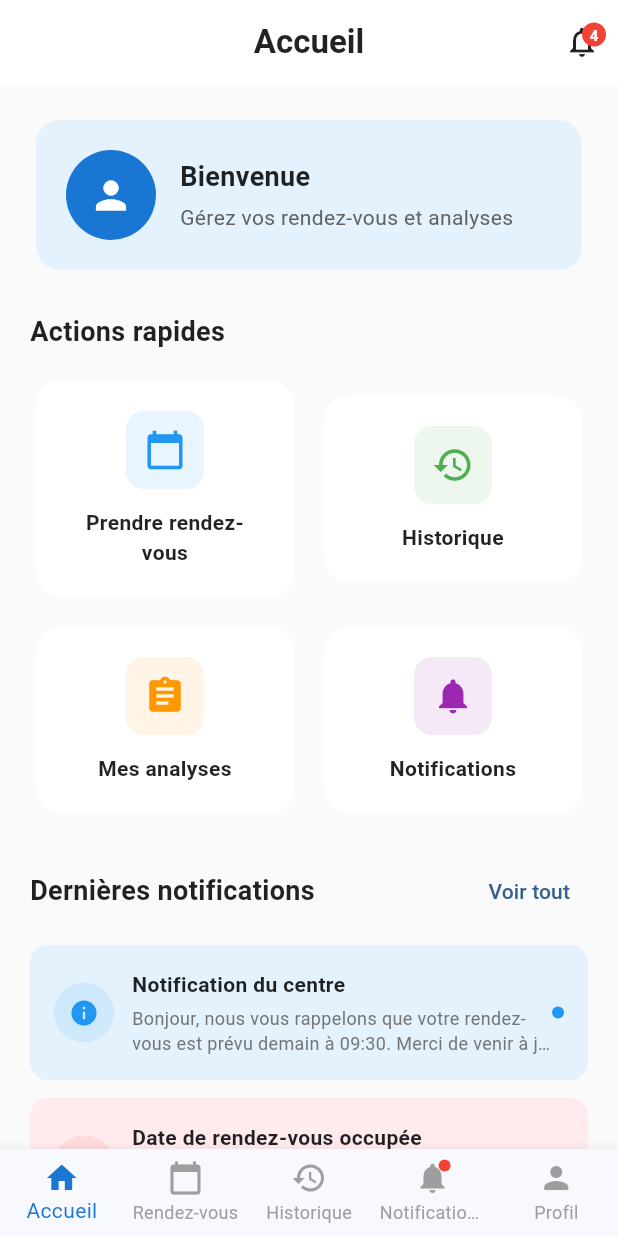
After one commit to Yassminette5/medaichain-mobile, a Flutter app: the PatientHomePage screen opened directly, after a tap on "Historique", on a phone screen of 412 x 824 dp. The commit adds this screen. Run offline on Flutter 3.47's test engine with Material 3 defaults, Android fonts, the phone set to English and light mode, and no system bars.

Commit message:
Ajout page d'accueil patient avec navigation, systÃ¨me de notifications, et gestion rendez-vous en ligne par centre

```diff
--- a/lib/pages/center_profile_patient_page.dart
+++ b/lib/pages/center_profile_patient_page.dart
@@ -119,7 +119,8 @@ class CenterProfilePatientPage extends StatelessWidget {
 
             const SizedBox(height: 24),
 
-            // Bouton Prendre rendez-vous
+            // Bouton Prendre rendez-vous (seulement si activé)
+            if (center.onlineAppointmentEnabled)
               SizedBox(
                 width: double.infinity,
                 child: ElevatedButton.icon(
@@ -147,6 +148,36 @@ class CenterProfilePatientPage extends StatelessWidget {
                       borderRadius: BorderRadius.circular(12),
                     ),
                     elevation: 2,
+                  ),
+                ),
+              )
+            else
+              Card(
+                shape: RoundedRectangleBorder(
+                  borderRadius: BorderRadius.circular(12),
+                ),
+                elevation: 0,
+                color: Colors.grey[100],
+                child: Padding(
+                  padding: const EdgeInsets.all(16.0),
+                  child: Row(
+                    children: [
+                      Icon(
+                        Icons.info_outline,
+                        color: Colors.grey[600],
+                        size: 24,
+                      ),
+                      const SizedBox(width: 12),
+                      Expanded(
+                        child: Text(
+                          'Les rendez-vous en ligne ne sont pas disponibles pour ce centre. Veuillez les contacter directement.',
+                          style: TextStyle(
+                            fontSize: 14,
+                            color: Colors.grey[700],
+                          ),
+                        ),
+                      ),
+                    ],
                   ),
                 ),
               ),
--- a/lib/pages/centers_list_page.dart
+++ b/lib/pages/centers_list_page.dart
@@ -13,6 +13,7 @@ class CentersListPage extends StatelessWidget {
       phone: '01 23 45 67 89',
       email: 'contact@bio-sante.fr',
       location: '15 Rue de la Paix, 75002 Paris',
+      onlineAppointmentEnabled: true,
     ),
     CenterModel(
       name: 'Centre Médical Paris Nord',
@@ -20,6 +21,7 @@ class CentersListPage extends StatelessWidget {
       phone: '01 98 76 54 32',
       email: 'contact@parisnord.fr',
       location: '42 Avenue des Champs, 75008 Paris',
+      onlineAppointmentEnabled: true,
     ),
     CenterModel(
       name: 'Labo Santé Express',
@@ -27,6 +29,7 @@ class CentersListPage extends StatelessWidget {
       phone: '01 11 22 33 44',
       email: 'contact@santeexpress.fr',
       location: '8 Boulevard Voltaire, 75011 Paris',
+      onlineAppointmentEnabled: false,
     ),
   ];
 
--- /dev/null
+++ b/lib/pages/patient_home_page.dart
@@ -0,0 +1,516 @@
+import 'package:flutter/material.dart';
+import 'patient_notifications_page.dart';
+import 'centers_list_page.dart';
+import '../services/notification_service.dart';
+import '../models/notification_model.dart';
+
+class PatientHomePage extends StatefulWidget {
+  const PatientHomePage({super.key});
+
+  @override
+  State<PatientHomePage> createState() => _PatientHomePageState();
+}
+
+class _PatientHomePageState extends State<PatientHomePage> {
+  int _currentIndex = 0;
+  final NotificationService _notificationService = NotificationService();
+
+  @override
+  void initState() {
+    super.initState();
+    // Ajouter des notifications statiques pour démonstration
+    _addStaticNotifications();
+  }
+
+  void _addStaticNotifications() {
+    if (_notificationService.notifications.isEmpty) {
+      _notificationService.addNotification(
+        NotificationModel(
+          id: '1',
+          title: 'Rendez-vous accepté',
+          message: 'Votre demande de rendez-vous (#REQ-8829) pour le 15 Janvier 2024 à 09:30 a été acceptée. Veuillez respecter les informations fournies.',
+          date: DateTime.now().subtract(const Duration(hours: 2)),
+          type: 'accepted',
+          requestNumber: 'REQ-8829',
+        ),
+      );
+      _notificationService.addNotification(
+        NotificationModel(
+          id: '2',
+          title: 'Rendez-vous en attente',
+          message: 'Votre demande de rendez-vous (#REQ-8830) est en attente. Il y a des procédures à suivre concernant votre analyse. Nous vous contacterons bientôt.',
+          date: DateTime.now().subtract(const Duration(hours: 5)),
+          type: 'pending',
+          requestNumber: 'REQ-8830',
+        ),
+      );
+      _notificationService.addNotification(
+        NotificationModel(
+          id: '3',
+          title: 'Date de rendez-vous occupée',
+          message: 'Désolé, la date de votre rendez-vous (#REQ-8831) pour le 17 Janvier 2024 à 10:15 est occupée. Voici d\'autres jours disponibles si vous souhaitez réserver.',
+          date: DateTime.now().subtract(const Duration(days: 1)),
+          type: 'date_unavailable',
+          requestNumber: 'REQ-8831',
+          alternativeDates: ['18 Janvier 2024', '19 Janvier 2024', '20 Janvier 2024'],
+        ),
+      );
+      _notificationService.addNotification(
+        NotificationModel(
+          id: '4',
+          title: 'Notification du centre',
+          message: 'Bonjour, nous vous rappelons que votre rendez-vous est prévu demain à 09:30. Merci de venir à jeun.',
+          date: DateTime.now().subtract(const Duration(hours: 12)),
+          type: 'other',
+          requestNumber: 'REQ-8829',
+        ),
+      );
+    }
+  }
+
+  @override
+  Widget build(BuildContext context) {
+    return Scaffold(
+      backgroundColor: Colors.grey[50],
+      appBar: AppBar(
+        title: const Text(
+          'Accueil',
+          style: TextStyle(
+            fontWeight: FontWeight.bold,
+            color: Colors.black87,
+          ),
+        ),
+        backgroundColor: Colors.white,
+        elevation: 0,
+        iconTheme: const IconThemeData(color: Colors.black87),
+        centerTitle: true,
+        actions: [
+          Stack(
+            children: [
+              IconButton(
+                icon: const Icon(Icons.notifications_outlined),
+                onPressed: () {
+                  Navigator.push(
+                    context,
+                    MaterialPageRoute(
+                      builder: (context) => const PatientNotificationsPage(),
+                    ),
+                  );
+                },
+              ),
+              if (_notificationService.unreadCount > 0)
+                Positioned(
+                  right: 8,
+                  top: 8,
+                  child: Container(
+                    padding: const EdgeInsets.all(4),
+                    decoration: const BoxDecoration(
+                      color: Colors.red,
+                      shape: BoxShape.circle,
+                    ),
+                    constraints: const BoxConstraints(
+                      minWidth: 16,
+                      minHeight: 16,
+                    ),
+                    child: Text(
+                      '${_notificationService.unreadCount > 9 ? '9+' : _notificationService.unreadCount}',
+                      style: const TextStyle(
+                        color: Colors.white,
+                        fontSize: 10,
+                        fontWeight: FontWeight.bold,
+                      ),
+                      textAlign: TextAlign.center,
+                    ),
+                  ),
+                ),
+            ],
+          ),
+        ],
+      ),
+      body: SingleChildScrollView(
+        padding: const EdgeInsets.all(20),
+        child: Column(
+          crossAxisAlignment: CrossAxisAlignment.start,
+          children: [
+            // Section de bienvenue
+            Card(
+              shape: RoundedRectangleBorder(
+                borderRadius: BorderRadius.circular(16),
+              ),
+              elevation: 0,
+              color: Colors.blue[50],
+              child: Padding(
+                padding: const EdgeInsets.all(20),
+                child: Row(
+                  children: [
+                    Container(
+                      width: 60,
+                      height: 60,
+                      decoration: BoxDecoration(
+                        color: Colors.blue[700],
+                        shape: BoxShape.circle,
+                      ),
+                      child: const Icon(
+                        Icons.person,
+                        color: Colors.white,
+                        size: 30,
+                      ),
+                    ),
+                    const SizedBox(width: 16),
+                    Expanded(
+                      child: Column(
+                        crossAxisAlignment: CrossAxisAlignment.start,
+                        children: [
+                          const Text(
+                            'Bienvenue',
+                            style: TextStyle(
+                              fontSize: 18,
+                              fontWeight: FontWeight.bold,
+                              color: Colors.black87,
+                            ),
+                          ),
+                          const SizedBox(height: 4),
+                          Text(
+                            'Gérez vos rendez-vous et analyses',
+                            style: TextStyle(
+                              fontSize: 14,
+                              color: Colors.grey[700],
+                            ),
+                          ),
+                        ],
+                      ),
+                    ),
+                  ],
+                ),
+              ),
+            ),
+            const SizedBox(height: 24),
+
+            // Actions rapides
+            const Text(
+              'Actions rapides',
+              style: TextStyle(
+                fontSize: 18,
+                fontWeight: FontWeight.bold,
+                color: Colors.black87,
+              ),
+            ),
+            const SizedBox(height: 16),
+            Row(
+              children: [
+                Expanded(
+                  child: _buildActionCard(
+                    icon: Icons.calendar_today,
+                    title: 'Prendre rendez-vous',
+                    color: Colors.blue,
+                    onTap: () {
+                      Navigator.push(
+                        context,
+                        MaterialPageRoute(
+                          builder: (context) =>  CentersListPage(),
+                        ),
+                      );
+                    },
+                  ),
+                ),
+                const SizedBox(width: 12),
+                Expanded(
+                  child: _buildActionCard(
+                    icon: Icons.history,
+                    title: 'Historique',
+                    color: Colors.green,
+                    onTap: () {
+                      // Navigation vers l'historique
+                    },
+                  ),
+                ),
+              ],
+            ),
+            const SizedBox(height: 12),
+            Row(
+              children: [
+                Expanded(
+                  child: _buildActionCard(
+                    icon: Icons.assignment,
+                    title: 'Mes analyses',
+                    color: Colors.orange,
+                    onTap: () {
+                      // Navigation vers les analyses
+                    },
+                  ),
+                ),
+                const SizedBox(width: 12),
+                Expanded(
+                  child: _buildActionCard(
+                    icon: Icons.notifications,
+                    title: 'Notifications',
+                    color: Colors.purple,
+                    onTap: () {
+                      Navigator.push(
+                        context,
+                        MaterialPageRoute(
+                          builder: (context) => const PatientNotificationsPage(),
+                        ),
+                      );
+                    },
+                  ),
+                ),
+              ],
+            ),
+            const SizedBox(height: 24),
+
+            // Dernières notifications
+            Row(
+              mainAxisAlignment: MainAxisAlignment.spaceBetween,
+              children: [
+                const Text(
+                  'Dernières notifications',
+                  style: TextStyle(
+                    fontSize: 18,
+                    fontWeight: FontWeight.bold,
+                    color: Colors.black87,
+                  ),
+                ),
+                TextButton(
+                  onPressed: () {
+                    Navigator.push(
+                      context,
+                      MaterialPageRoute(
+                        builder: (context) => const PatientNotificationsPage(),
+                      ),
+                    );
+                  },
+                  child: const Text('Voir tout'),
+                ),
+              ],
+            ),
+            const SizedBox(height: 12),
+            ..._notificationService.notifications.take(3).map((notification) =>
+              _buildNotificationPreview(notification)
+            ),
+          ],
+        ),
+      ),
+      bottomNavigationBar: BottomNavigationBar(
+        type: BottomNavigationBarType.fixed,
+        currentIndex: _currentIndex,
+        selectedItemColor: Colors.blue[700],
+        unselectedItemColor: Colors.grey,
+        onTap: (index) {
+          setState(() {
+            _currentIndex = index;
+            if (index == 1) {
+              // Rendez-vous - Liste des centres
+              Navigator.push(
+                context,
+                MaterialPageRoute(
+                  builder: (context) =>  CentersListPage(),
+                ),
+              );
+            } else if (index == 3) {
+              // Notifications
+              Navigator.push(
+                context,
+                MaterialPageRoute(
+                  builder: (context) =>  PatientNotificationsPage(),
+                ),
+              );
+            }
+          });
+        },
+        items: [
+          const BottomNavigationBarItem(
+            icon: Icon(Icons.home),
+            label: 'Accueil',
+          ),
+          const BottomNavigationBarItem(
+            icon: Icon(Icons.calendar_today),
+            label: 'Rendez-vous',
+          ),
+          const BottomNavigationBarItem(
+            icon: Icon(Icons.history),
+            label: 'Historique',
+          ),
+          BottomNavigationBarItem(
+            icon: Stack(
+              children: [
+                const Icon(Icons.notifications),
+                if (_notificationService.unreadCount > 0)
+                  Positioned(
+                    right: 0,
+                    top: 0,
+                    child: Container(
+                      width: 8,
+                      height: 8,
+                      decoration: const BoxDecoration(
+                        color: Colors.red,
+                        shape: BoxShape.circle,
+                      ),
+                    ),
+                  ),
+              ],
+            ),
+            label: 'Notifications',
+          ),
+          const BottomNavigationBarItem(
+            icon: Icon(Icons.person),
+            label: 'Profil',
+          ),
+        ],
+      ),
+    );
+  }
+
+  Widget _buildActionCard({
+    required IconData icon,
+    required String title,
+    required Color color,
+    required VoidCallback onTap,
+  }) {
+    return Card(
+      shape: RoundedRectangleBorder(
+        borderRadius: BorderRadius.circular(16),
+      ),
+      elevation: 0,
+      color: Colors.white,
+      child: InkWell(
+        onTap: onTap,
+        borderRadius: BorderRadius.circular(16),
+        child: Padding(
+          padding: const EdgeInsets.all(20),
+          child: Column(
+            children: [
+              Container(
+                padding: const EdgeInsets.all(12),
+                decoration: BoxDecoration(
+                  color: color.withOpacity(0.1),
+                  borderRadius: BorderRadius.circular(12),
+                ),
+                child: Icon(
+                  icon,
+                  color: color,
+                  size: 28,
+                ),
+              ),
+              const SizedBox(height: 12),
+              Text(
+                title,
+                style: const TextStyle(
+                  fontSize: 14,
+                  fontWeight: FontWeight.w600,
+                  color: Colors.black87,
+                ),
+                textAlign: TextAlign.center,
+              ),
+            ],
+          ),
+        ),
+      ),
+    );
+  }
+
+  Widget _buildNotificationPreview(NotificationModel notification) {
+    IconData icon;
+    Color iconColor;
+    Color backgroundColor;
+
+    switch (notification.type) {
+      case 'accepted':
+        icon = Icons.check_circle;
+        iconColor = Colors.green;
+        backgroundColor = Colors.green[50]!;
+        break;
+      case 'pending':
+        icon = Icons.schedule;
+        iconColor = Colors.orange;
+        backgroundColor = Colors.orange[50]!;
+        break;
+      case 'date_unavailable':
+        icon = Icons.event_busy;
+        iconColor = Colors.red;
+        backgroundColor = Colors.red[50]!;
+        break;
+      default:
+        icon = Icons.info;
+        iconColor = Colors.blue;
+        backgroundColor = Colors.blue[50]!;
+    }
+
+    return Card(
+      margin: const EdgeInsets.only(bottom: 12),
+      shape: RoundedRectangleBorder(
+        borderRadius: BorderRadius.circular(12),
+      ),
+      elevation: 0,
+      color: notification.isRead ? Colors.white : backgroundColor,
+      child: InkWell(
+        onTap: () {
+          Navigator.push(
+            context,
+            MaterialPageRoute(
+              builder: (context) => const PatientNotificationsPage(),
+            ),
+          );
+        },
+        borderRadius: BorderRadius.circular(12),
+        child: Padding(
+          padding: const EdgeInsets.all(16),
+          child: Row(
+            children: [
+              Container(
+                width: 40,
+                height: 40,
+                decoration: BoxDecoration(
+                  color: iconColor.withOpacity(0.1),
+                  shape: BoxShape.circle,
+                ),
+                child: Icon(
+                  icon,
+                  color: iconColor,
+                  size: 20,
+                ),
+              ),
+              const SizedBox(width: 12),
+              Expanded(
+                child: Column(
+                  crossAxisAlignment: CrossAxisAlignment.start,
+                  children: [
+                    Text(
+                      notification.title,
+                      style: TextStyle(
+                        fontSize: 14,
+                        fontWeight: notification.isRead ? FontWeight.w500 : FontWeight.bold,
+                        color: Colors.black87,
+                      ),
+                      maxLines: 1,
+                      overflow: TextOverflow.ellipsis,
+                    ),
+                    const SizedBox(height: 4),
+                    Text(
+                      notification.message,
+                      style: TextStyle(
+                        fontSize: 12,
+                        color: Colors.grey[600],
+                      ),
+                      maxLines: 2,
+                      overflow: TextOverflow.ellipsis,
+                    ),
+                  ],
+                ),
+              ),
+              if (!notification.isRead)
+                Container(
+                  width: 8,
+                  height: 8,
+                  decoration: const BoxDecoration(
+                    color: Colors.blue,
+                    shape: BoxShape.circle,
+                  ),
+                ),
+            ],
+          ),
+        ),
+      ),
+    );
+  }
+}
--- a/lib/pages/patient_login_page.dart
+++ b/lib/pages/patient_login_page.dart
@@ -1,5 +1,5 @@
 import 'package:flutter/material.dart';
-import 'centers_list_page.dart';
+import 'patient_home_page.dart';
 
 class PatientLoginPage extends StatefulWidget {
   const PatientLoginPage({super.key});
@@ -36,10 +36,10 @@ class _PatientLoginPageState extends State<PatientLoginPage> {
           _isLoading = false;
         });
 
-        // Naviguer vers la liste des centres
+        // Naviguer vers la page d'accueil du patient
         Navigator.of(context).pushReplacement(
           MaterialPageRoute(
-            builder: (context) =>  CentersListPage(),
+            builder: (context) => const PatientHomePage(),
           ),
         );
       }
```
Lines whose indentation alone changed are shown as unchanged.
